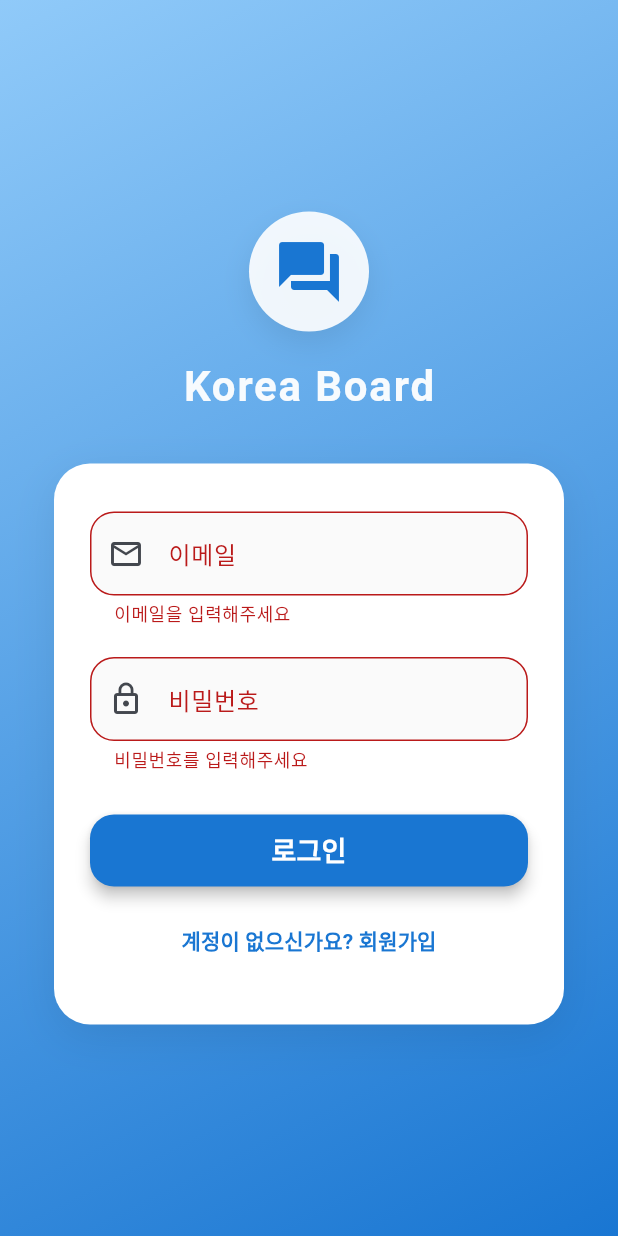
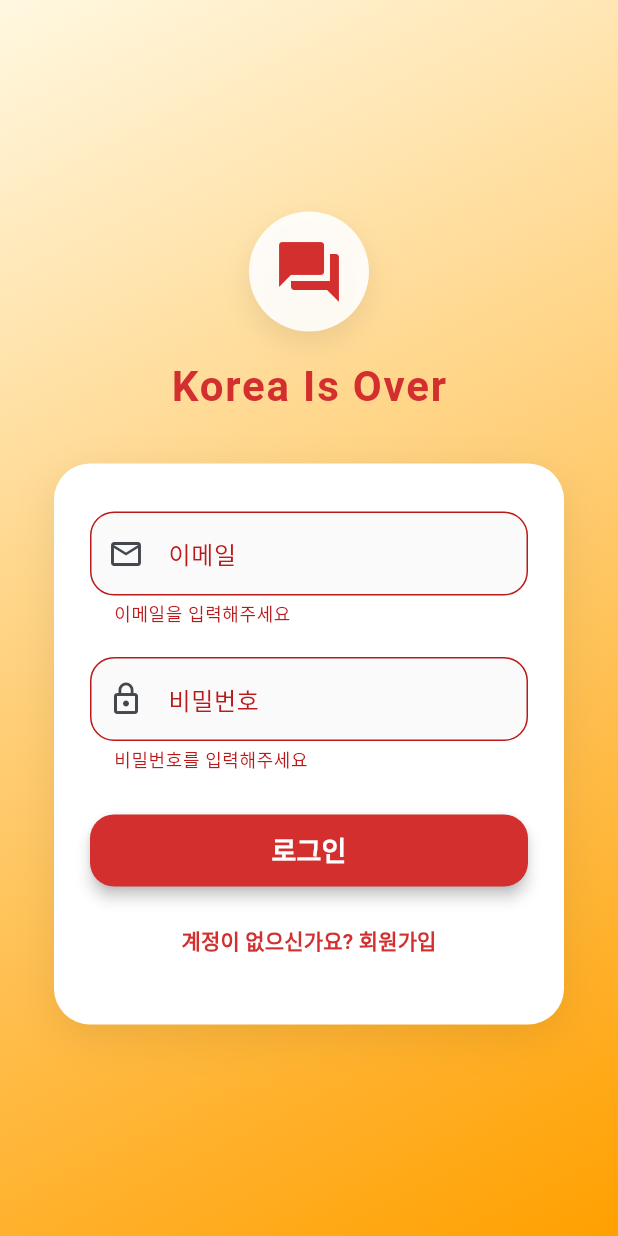
Before and after one commit to zkwmdi30/korea_is_not_over, a Flutter app: the screen it shows after launch, after a tap on "로그인", on a phone screen of 412 x 824 dp. Run offline on Flutter 3.47's test engine with Material 3 defaults, Android fonts, the phone set to English and light mode, and no system bars; our stand-ins replace supabase_flutter; accounts and stored records are empty.

Commit message:
스플래시 이미지 추가 및 배경색 변경

```diff
--- a/lib/main.dart
+++ b/lib/main.dart
@@ -2,6 +2,7 @@ import 'package:flutter/material.dart';
 import 'package:supabase_flutter/supabase_flutter.dart';
 import 'screens/post_list_screen.dart';
 import 'screens/auth_screen.dart';
+import 'screens/splash_screen.dart';
 
 void main() async {
   WidgetsFlutterBinding.ensureInitialized();
@@ -18,7 +19,6 @@ void main() async {
 class MyApp extends StatelessWidget {
   const MyApp({super.key});
 
-  // This widget is the root of your application.
   @override
   Widget build(BuildContext context) {
     return MaterialApp(
@@ -42,7 +42,12 @@ class MyApp extends StatelessWidget {
         colorScheme: ColorScheme.fromSeed(seedColor: Colors.blue),
         useMaterial3: true,
       ),
-      home: const AuthWrapper(),
+      initialRoute: '/',
+      routes: {
+        '/': (context) => const SplashScreen(),
+        '/auth': (context) => const AuthScreen(),
+        '/home': (context) => const PostListScreen(),
+      },
     );
   }
 }
--- a/lib/screens/auth_screen.dart
+++ b/lib/screens/auth_screen.dart
@@ -87,8 +87,8 @@ class _AuthScreenState extends State<AuthScreen> {
             begin: Alignment.topLeft,
             end: Alignment.bottomRight,
             colors: [
-              Color(0xFF90CAF9),
-              Color(0xFF1976D2),
+              Color(0xFFFFF8E1), // 연노랑
+              Color(0xFFFFA000), // 노란 주황
             ],
           ),
         ),
@@ -114,17 +114,17 @@ class _AuthScreenState extends State<AuthScreen> {
                   ),
                   child: const Icon(
                     Icons.forum,
-                    color: Color(0xFF1976D2),
+                    color: Color(0xFFD32F2F), // 진한 빨강
                     size: 48,
                   ),
                 ),
                 const SizedBox(height: 16),
                 Text(
-                  'Korea Board',
-                  style: TextStyle(
+                  'Korea Is Over',
+                  style: const TextStyle(
                     fontSize: 28,
                     fontWeight: FontWeight.bold,
-                    color: Colors.white.withOpacity(0.95),
+                    color: Color(0xFFD32F2F),
                     letterSpacing: 1.2,
                   ),
                 ),
@@ -167,11 +167,11 @@ class _AuthScreenState extends State<AuthScreen> {
                               focusedBorder: OutlineInputBorder(
                                 borderRadius: BorderRadius.circular(16),
                                 borderSide: const BorderSide(
-                                    color: Color(0xFF1976D2), width: 2),
+                                    color: Color(0xFFD32F2F), width: 2),
                               ),
                               filled: true,
                               fillColor: _isEmailFocused
-                                  ? Colors.blue[50]
+                                  ? Color(0xFFFFF8E1)
                                   : Colors.grey[50],
                             ),
                             keyboardType: TextInputType.emailAddress,
@@ -204,11 +204,11 @@ class _AuthScreenState extends State<AuthScreen> {
                               focusedBorder: OutlineInputBorder(
                                 borderRadius: BorderRadius.circular(16),
                                 borderSide: const BorderSide(
-                                    color: Color(0xFF1976D2), width: 2),
+                                    color: Color(0xFFD32F2F), width: 2),
                               ),
                               filled: true,
                               fillColor: _isPasswordFocused
-                                  ? Colors.blue[50]
+                                  ? Color(0xFFFFF8E1)
                                   : Colors.grey[50],
                             ),
                             obscureText: true,
@@ -230,7 +230,7 @@ class _AuthScreenState extends State<AuthScreen> {
                           child: ElevatedButton(
                             onPressed: _handleAuth,
                             style: ElevatedButton.styleFrom(
-                              backgroundColor: const Color(0xFF1976D2),
+                              backgroundColor: const Color(0xFFD32F2F),
                               shape: RoundedRectangleBorder(
                                 borderRadius: BorderRadius.circular(16),
                               ),
@@ -264,7 +264,7 @@ class _AuthScreenState extends State<AuthScreen> {
                                     ? '계정이 없으신가요? 회원가입'
                                     : '이미 계정이 있으신가요? 로그인',
                                 style: const TextStyle(
-                                  color: Color(0xFF1976D2),
+                                  color: Color(0xFFD32F2F),
                                   fontWeight: FontWeight.w600,
                                 ),
                               ),
--- /dev/null
+++ b/lib/screens/splash_screen.dart
@@ -0,0 +1,42 @@
+import 'package:flutter/material.dart';
+import 'package:supabase_flutter/supabase_flutter.dart';
+
+class SplashScreen extends StatefulWidget {
+  const SplashScreen({super.key});
+
+  @override
+  State<SplashScreen> createState() => _SplashScreenState();
+}
+
+class _SplashScreenState extends State<SplashScreen> {
+  @override
+  void initState() {
+    super.initState();
+    // 웹에서의 초기화를 위해 약간의 지연 추가
+    Future.microtask(() => _checkAuthState());
+  }
+
+  Future<void> _checkAuthState() async {
+    await Future.delayed(const Duration(seconds: 5));
+    if (!mounted) return;
+
+    final session = Supabase.instance.client.auth.currentSession;
+    if (session != null) {
+      Navigator.of(context).pushReplacementNamed('/home');
+    } else {
+      Navigator.of(context).pushReplacementNamed('/auth');
+    }
+  }
+
+  @override
+  Widget build(BuildContext context) {
+    return Scaffold(
+      body: SizedBox.expand(
+        child: Image.asset(
+          'assets/images/splash.gif',
+          fit: BoxFit.cover,
+        ),
+      ),
+    );
+  }
+}
--- a/pubspec.yaml
+++ b/pubspec.yaml
@@ -59,9 +59,8 @@ flutter:
   uses-material-design: true
 
   # To add assets to your application, add an assets section, like this:
-  # assets:
-  #   - images/a_dot_burr.jpeg
-  #   - images/a_dot_ham.jpeg
+  assets:
+    - assets/images/
 
   # An image asset can refer to one or more resolution-specific "variants", see
   # https://flutter.dev/to/resolution-aware-images
```
Also changed, not shown: lib/screens/post_list_screen.dart (+19 -16 lines), assets/images/splash.gif (added).
